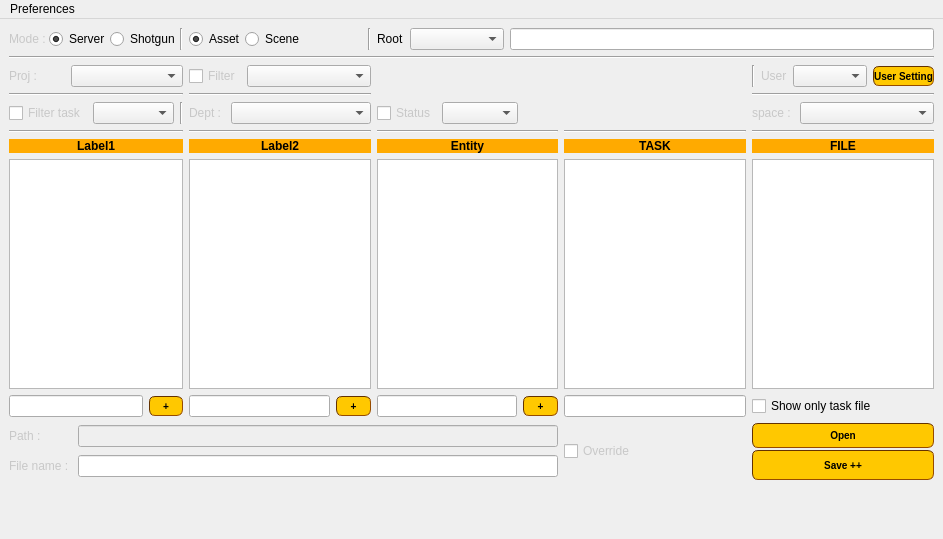
This is ui.ui in ChanonVilaiyuk/rf_file_manager as Qt 5 draws it before an edit. The edited form follows.
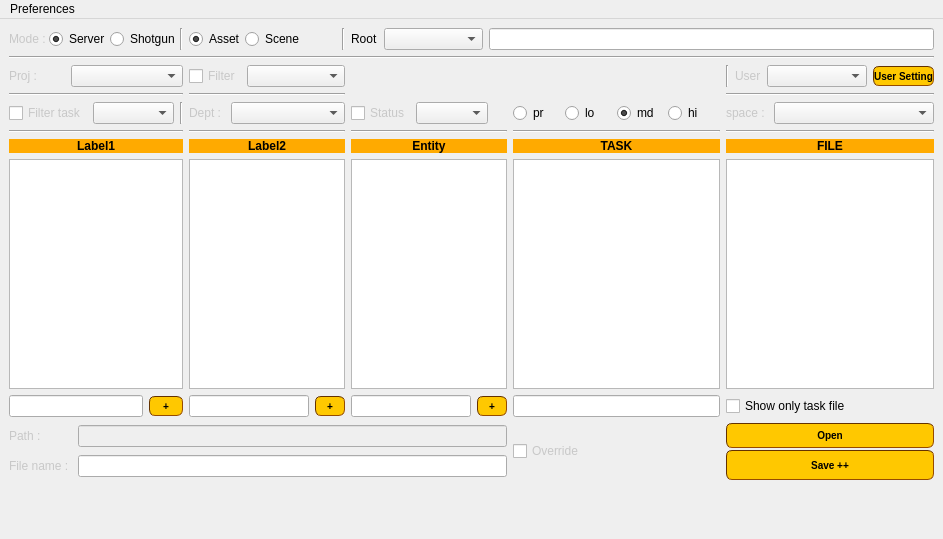
This is the edited form.

Patch:
```diff
--- a/ui.ui
+++ b/ui.ui
@@ -16,7 +16,7 @@
   <widget class="QWidget" name="centralwidget">
    <layout class="QVBoxLayout" name="verticalLayout" stretch="9,1">
     <item>
-     <layout class="QGridLayout" name="gridLayout_5" columnstretch="3,0,0,0,0" rowminimumheight="0,0,0,0,0,0,0,0,0,0">
+     <layout class="QGridLayout" name="gridLayout_5" columnstretch="3,3,3,4,4" rowminimumheight="0,0,0,0,0,0,0,0,0,0">
       <item row="0" column="1">
        <widget class="QFrame" name="entity_frame">
         <layout class="QHBoxLayout" name="horizontalLayout_6">
@@ -5738,6 +5738,49 @@
         </property>
        </widget>
       </item>
+      <item row="4" column="3">
+       <widget class="QFrame" name="resolution_frame">
+        <layout class="QHBoxLayout" name="horizontalLayout_2">
+         <property name="spacing">
+          <number>0</number>
+         </property>
+         <property name="margin">
+          <number>0</number>
+         </property>
+         <item>
+          <widget class="QRadioButton" name="pr_radioButton">
+           <property name="text">
+            <string>pr</string>
+           </property>
+          </widget>
+         </item>
+         <item>
+          <widget class="QRadioButton" name="lo_radioButton">
+           <property name="text">
+            <string>lo</string>
+           </property>
+          </widget>
+         </item>
+         <item>
+          <widget class="QRadioButton" name="md_radioButton">
+           <property name="text">
+            <string>md</string>
+           </property>
+           <property name="checked">
+            <bool>true</bool>
+           </property>
+          </widget>
+         </item>
+         <item>
+          <widget class="QRadioButton" name="hi_radioButton">
+           <property name="text">
+            <string>hi</string>
+           </property>
+          </widget>
+         </item>
+        </layout>
+       </widget>
+      </item>
      </layout>
     </item>
     <item>
```
